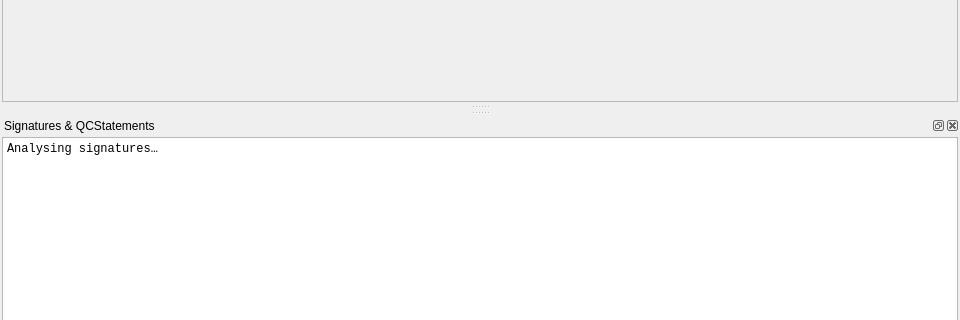
This is src/signature_viewer.ui in hiviah/PDF_qualified_validator as Qt 5 draws it before an edit; both pictures show x 0 to 960 and y 423 to 743 of the 960 by 1040 pixel window. The edited form follows.
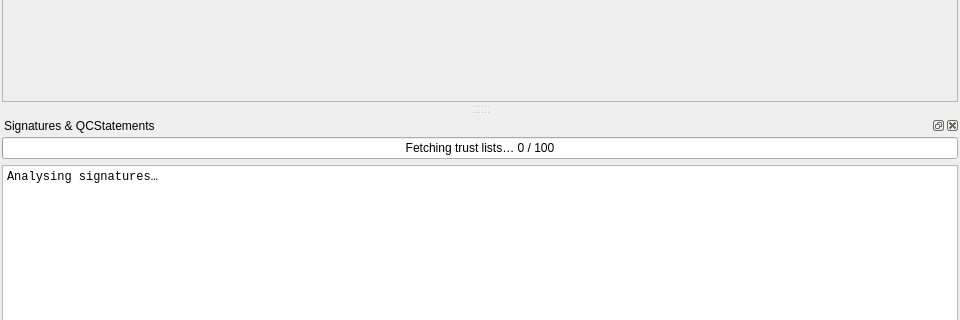
This is the edited form.

Commit message: Add progress bar for cache refresh and also log to stdout/stderr for fetch

```diff
--- a/src/signature_viewer.ui
+++ b/src/signature_viewer.ui
@@ -126,6 +126,19 @@
      <property name="bottomMargin">
       <number>2</number>
      </property>
+     <item>
+      <widget class="QProgressBar" name="progressBar">
+       <property name="visible">
+        <bool>false</bool>
+       </property>
+       <property name="value">
+        <number>0</number>
+       </property>
+       <property name="format">
+        <string>Fetching trust lists… %v / %m</string>
+       </property>
+      </widget>
+     </item>
      <item>
       <widget class="QPlainTextEdit" name="infoText">
        <property name="font">
```
The commit also changes 2 other files.
